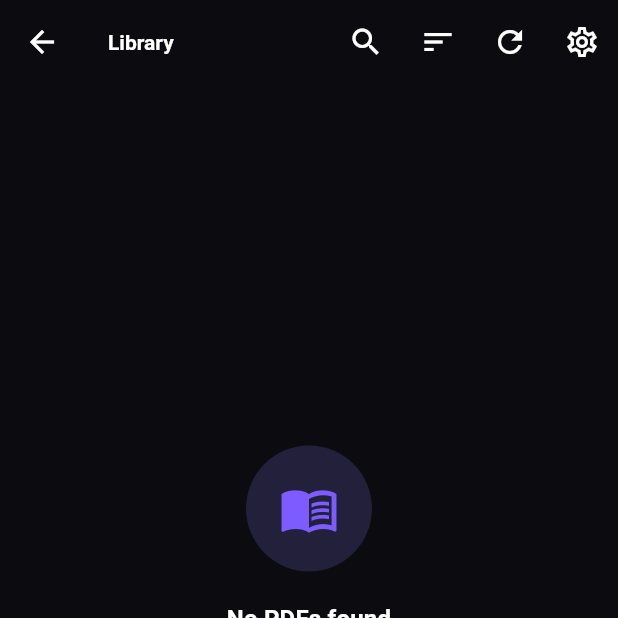
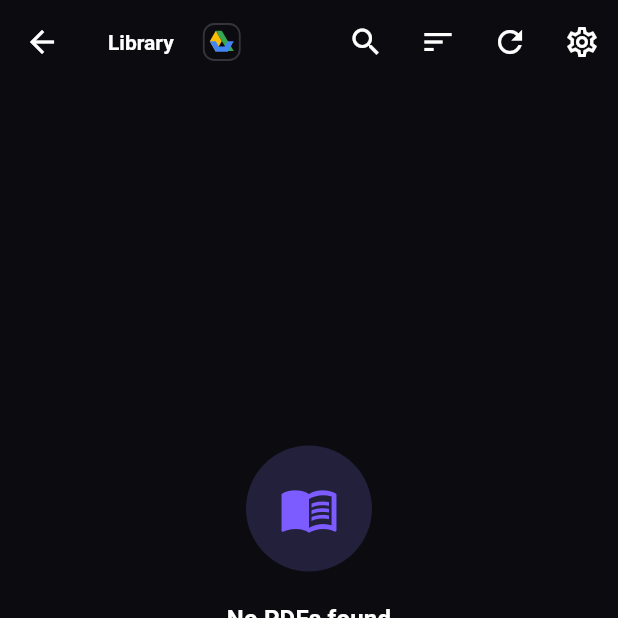
Before and after one commit to ismail53101/Lexiora, a Flutter app: the screen it shows after launch, after a tap on the "light mode" icon, after a tap on the "search" icon, on a phone screen of 412 x 824 dp, the top half of it. Run offline on Flutter 3.47's test engine with Material 3 defaults, Android fonts, the phone set to English and light mode, and no system bars; our stand-ins replace drift, drift_flutter, equatable, flutter_animate, flutter_riverpod, flutter_tts and 7 more; missing offline and left inert: gpt_markdown, pdfrx; accounts and stored records are empty; generated files the repository leaves out were written again.

Commit message:
Add Google Drive button to Library toolbar

```diff
--- a/lib/features/library/presentation/pages/library_page.dart
+++ b/lib/features/library/presentation/pages/library_page.dart
@@ -80,7 +80,23 @@ class _LibraryPageState extends ConsumerState<LibraryPage> {
                 ),
                 onChanged: (String v) => setState(() => _query = v),
               )
-            : const Text('Library'),
+            : Row(
+                mainAxisSize: MainAxisSize.min,
+                children: [
+                  const Text('Library'),
+                  const SizedBox(width: 8),
+                  IconButton(
+                    tooltip: 'Google Drive',
+                    onPressed: _importing ? null : _browseGoogleDrive,
+                    padding: EdgeInsets.zero,
+                    constraints: const BoxConstraints.tightFor(
+                      width: 38,
+                      height: 38,
+                    ),
+                    icon: const _GoogleDriveToolbarIcon(),
+                  ),
+                ],
+              ),
         actions: [
           IconButton(
             icon: Icon(_searching ? Icons.close : Icons.search),
@@ -561,6 +577,75 @@ class _LibraryPageState extends ConsumerState<LibraryPage> {
   }
 }
 
+class _GoogleDriveToolbarIcon extends StatelessWidget {
+  const _GoogleDriveToolbarIcon();
+
+  @override
+  Widget build(BuildContext context) {
+    return CustomPaint(
+      size: const Size.square(25),
+      painter: _GoogleDriveToolbarPainter(
+        borderColor: Theme.of(context).colorScheme.outlineVariant,
+      ),
+    );
+  }
+}
+
+class _GoogleDriveToolbarPainter extends CustomPainter {
+  const _GoogleDriveToolbarPainter({required this.borderColor});
+
+  final Color borderColor;
+
+  @override
+  void paint(Canvas canvas, Size size) {
+    final double scale = size.shortestSide / 25;
+    canvas.save();
+    canvas.scale(scale, scale);
+
+    final Paint border = Paint()
+      ..color = borderColor.withValues(alpha: 0.7)
+      ..style = PaintingStyle.stroke
+      ..strokeWidth = 1.2;
+    final RRect background = RRect.fromRectAndRadius(
+      const Rect.fromLTWH(0.5, 0.5, 24, 24),
+      const Radius.circular(7),
+    );
+    canvas.drawRRect(background, border);
+
+    final Path green = Path()
+      ..moveTo(8.5, 5)
+      ..lineTo(12.5, 5)
+      ..lineTo(20.5, 18.5)
+      ..lineTo(16.5, 18.5)
+      ..close();
+    final Path yellow = Path()
+      ..moveTo(8.5, 5)
+      ..lineTo(4.5, 12)
+      ..lineTo(8.5, 19)
+      ..lineTo(12.5, 12)
+      ..close();
+    final Path blue = Path()
+      ..moveTo(4.5, 12)
+      ..lineTo(8.5, 19)
+      ..lineTo(16.5, 19)
+      ..lineTo(20.5, 12)
+      ..lineTo(16.5, 12)
+      ..lineTo(14.5, 15.5)
+      ..lineTo(10.5, 15.5)
+      ..lineTo(8.5, 12)
+      ..close();
+
+    canvas.drawPath(green, Paint()..color = const Color(0xFF34A853));
+    canvas.drawPath(yellow, Paint()..color = const Color(0xFFFBBC04));
+    canvas.drawPath(blue, Paint()..color = const Color(0xFF4285F4));
+    canvas.restore();
+  }
+
+  @override
+  bool shouldRepaint(_GoogleDriveToolbarPainter oldDelegate) =>
+      oldDelegate.borderColor != borderColor;
+}
+
 class _CategoryBar extends StatelessWidget {
   const _CategoryBar({
     required this.categories,
```
